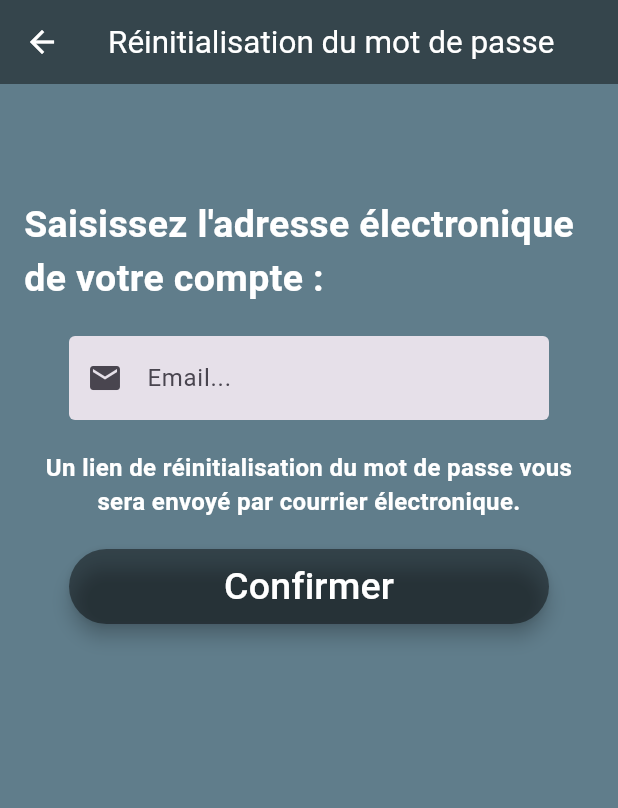
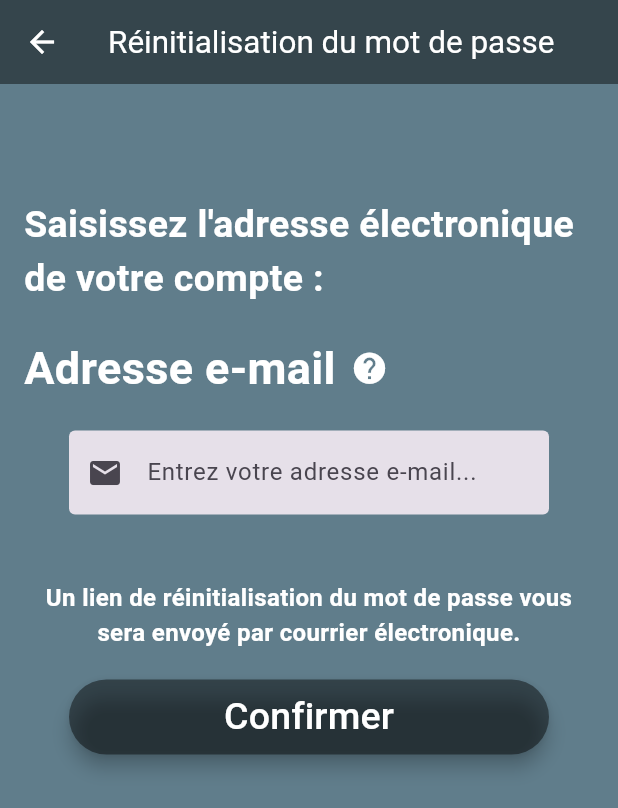
Before and after one commit to AdrienHoyoux/FitTrack, a Flutter app: the ResetPasswordScreen screen opened by its route, after a tap on "Confirmer", on a phone screen of 412 x 824 dp. Shown: the top 808 px of the screen. Run offline on Flutter 3.47's test engine with Material 3 defaults, Android fonts, the phone set to English and light mode, and no system bars; our stand-ins replace cloud_firestore, file_picker, firebase_auth, firebase_core, firebase_storage, flutter_map and 3 more; accounts and stored records are empty; network calls fail.

Commit message:
update reset password

```diff
--- a/lib/screens/resetpassword_screen.dart
+++ b/lib/screens/resetpassword_screen.dart
@@ -1,4 +1,7 @@
 import 'package:flutter/material.dart';
+import 'package:myappflutter/widgets/field/emailField.dart';
+
+import '../services/database_service.dart';
 
 class ResetPasswordScreen extends StatefulWidget {
 
@@ -6,10 +9,14 @@ class ResetPasswordScreen extends StatefulWidget {
   ResetPasswordScreen({super.key});
 
   @override
-  _ResetPasswordScreenState createState() => _ResetPasswordScreenState();
+  State<ResetPasswordScreen> createState() => _ResetPasswordScreenState();
 }
 
 class _ResetPasswordScreenState extends State<ResetPasswordScreen> {
+  final TextEditingController mailController = TextEditingController();
+
+  final DatabaseService _dataBaseService = DatabaseService();
+
   @override
   Widget build(BuildContext context){
     return Scaffold(
@@ -21,9 +28,9 @@ class _ResetPasswordScreenState extends State<ResetPasswordScreen> {
         ),
         body: SafeArea(
           child: SingleChildScrollView(
-            padding: EdgeInsets.all(16.0), // Ajout d'un padding global
+            padding: EdgeInsets.all(16.0),
             child: Column(
-              crossAxisAlignment: CrossAxisAlignment.start, // Alignement à gauche pour éviter que le texte ne dépasse
+              crossAxisAlignment: CrossAxisAlignment.start,
               children: <Widget>[
                 SizedBox(height: 60),
                 Text(
@@ -36,22 +43,7 @@ class _ResetPasswordScreenState extends State<ResetPasswordScreen> {
                 ),
                 SizedBox(height: 20),
                 Center(
-                  child: SizedBox(
-                    width: 320,
-                    child: TextField(
-                      decoration: InputDecoration(
-                        labelText: 'Email...',
-                        filled: true,
-                        enabledBorder: OutlineInputBorder(
-                          borderSide: BorderSide.none,
-                        ),
-                        focusedBorder: OutlineInputBorder(
-                          borderSide: BorderSide(color: Colors.blue),
-                        ),
-                        prefixIcon: Icon(Icons.email),
-                      ),
-                    ),
-                  ),
+                  child: EmailField(controller: mailController,showLabel: true,showTooltip: true,)
                 ),
                 SizedBox(height: 20),
                 Text(
@@ -69,7 +61,9 @@ class _ResetPasswordScreenState extends State<ResetPasswordScreen> {
                     width: 320,
                     height: 50,
                     child: ElevatedButton(
-                      onPressed: (){},
+                      onPressed: () async {
+                        await _dataBaseService.resetPassword(mailController.text);
+                      },
                       child: Text('Confirmer', style: TextStyle(fontSize: 25)),
                       style: ElevatedButton.styleFrom(
                         elevation: 5.0,
--- a/lib/services/database_service.dart
+++ b/lib/services/database_service.dart
@@ -33,7 +33,7 @@ class DatabaseService {
 
   Future<bool> signInUser(String email, String password) async {
     try {
-      await FA.FirebaseAuth.instance.signInWithEmailAndPassword(
+      await _auth.signInWithEmailAndPassword(
         email: email,
         password: password,
       );
@@ -46,13 +46,25 @@ class DatabaseService {
 
   Future<bool> registerUser(String email, String password) async {
     try {
-      await FA.FirebaseAuth.instance.createUserWithEmailAndPassword(
+      await _auth.createUserWithEmailAndPassword(
         email: email,
         password: password,
       );
       return true;
     } on FA.FirebaseAuthException catch (e) {
       print("Erreur lors de la création de l'utilisateur : $e");
+      return false;
+    }
+  }
+
+  Future<bool> resetPassword(String email) async{
+    try {
+      await _auth.sendPasswordResetEmail(email: email);
+      return true;
+    } on FA.FirebaseAuthException catch (err) {
+      return false;
+    }
+    catch (err) {
       return false;
     }
   }
@@ -100,6 +112,9 @@ class DatabaseService {
     }
     return null;
   }
+
+
+
 
   Future<void> updateUser(Appuser user) async {
     try {
```
Also changed, not shown: lib/screens/connexion_screen.dart (+0 -8 lines).
